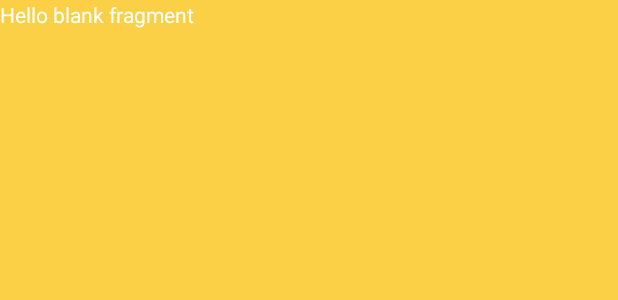
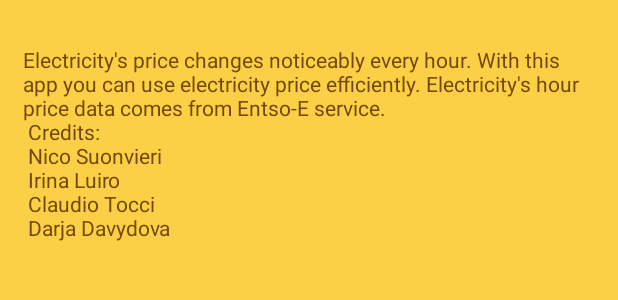
Before and after one commit to DarjaDav0/Easy-Energy, an Android app: the layout fragment_info.xml on its own in the app's theme, with its tools: preview values and no code run, on a phone screen of 412 x 824 dp. Shown: the top 300 px of the screen. Run offline under Robolectric (Android 15) with nearby library versions, the phone set to English and light mode, and no system bars; network calls fail.

Commit message:
Tein teemat
Tein vaalean ja tumman teeman loppuun, sekä napit. Minun emulaattorissa ei näy nappien gradientit. Kommentoikaa rehellisesti Teamsiin, mitä pidätte teemoista. Muutan asap, jos täytyy.

```diff
--- /dev/null
+++ b/app/src/main/res/drawable/button_background.xml
@@ -0,0 +1,6 @@
+<?xml version="1.0" encoding="utf-8"?>
+<shape xmlns:android="http://schemas.android.com/apk/res/android" android:shape="rectangle">
+    <gradient android:startColor="@color/dark_amber" android:endColor="@color/dark_grey" />
+    <corners android:radius="10dp"/>
+    <stroke android:width="2dp" android:color="@color/black"/>
+</shape>
--- /dev/null
+++ b/app/src/main/res/drawable/darktheme_button_background.xml
@@ -0,0 +1,6 @@
+<?xml version="1.0" encoding="utf-8"?>
+<shape xmlns:android="http://schemas.android.com/apk/res/android" android:shape="rectangle">
+    <gradient android:startColor="@color/dark_brown" android:endColor="@color/light_amber" />
+    <corners android:radius="10dp"/>
+    <stroke android:width="4dp" android:color="@color/orange"/>
+</shape>
--- a/app/src/main/res/layout/fragment_info.xml
+++ b/app/src/main/res/layout/fragment_info.xml
@@ -1,14 +1,19 @@
 <?xml version="1.0" encoding="utf-8"?>
-<FrameLayout xmlns:android="http://schemas.android.com/apk/res/android"
+<LinearLayout xmlns:android="http://schemas.android.com/apk/res/android"
     xmlns:tools="http://schemas.android.com/tools"
     android:layout_width="match_parent"
     android:layout_height="match_parent"
+    android:orientation="vertical"
     tools:context=".fragments.InfoFragment">
 
-    <!-- TODO: Update blank fragment layout -->
+
     <TextView
         android:layout_width="match_parent"
         android:layout_height="match_parent"
-        android:text="@string/hello_blank_fragment" />
+        android:layout_marginLeft="15dp"
+        android:layout_marginTop="30dp"
+        android:layout_marginRight="15dp"
+        android:layout_marginBottom="20dp"
+        android:text="@string/info" />
 
-</FrameLayout>
+</LinearLayout>
--- a/app/src/main/res/values-night/themes.xml
+++ b/app/src/main/res/values-night/themes.xml
@@ -4,19 +4,19 @@
         <!-- Primary brand color. -->
 
         <item name="colorOnPrimary">@color/grey</item>
-        <item name="colorPrimary">@color/grey</item>
-        <item name="colorPrimaryVariant">@color/grey</item>
+        <item name="colorPrimary">@color/dark_grey</item>
+        <item name="colorPrimaryVariant">@color/light_brown</item>
 
         <!-- Secondary brand color. -->
         <item name="colorSecondary">@color/amber</item>
-        <item name="colorSecondaryVariant">@color/amber</item>
-        <item name="colorOnSecondary">@color/amber</item>
+        <item name="colorSecondaryVariant">@color/light_amber</item>
+        <item name="colorOnSecondary">@color/dark_amber</item>
         <!-- Status bar color. -->
 
         <!-- Customize your theme here. -->
         <item name="android:statusBarColor">@color/dark_grey</item>
         <item name="android:navigationBarColor">@color/dark_grey</item>
-        <item name="android:textColor">@color/amber</item>
+        <item name="android:textColor">@color/light_amber</item>
         <item name="android:background">@color/grey</item>
         <item name="android:windowLightStatusBar">false</item>
 
@@ -25,6 +25,7 @@
     <style name="ButtonEE">
         <item name="android:textStyle">bold</item>
         <item name="android:textColor">@color/amber</item>
+        <item name="android:background">@drawable/darktheme_button_background</item>
     </style>
     <style name="Theme.EasyEnergy.NoActionBar">
         <item name="windowActionBar">false</item>
--- a/app/src/main/res/values/colors.xml
+++ b/app/src/main/res/values/colors.xml
@@ -10,4 +10,8 @@
     <color name="no_color">#0000ffff</color>
     <color name="colorPrimary">#eeeeee</color>
     <color name="colorPrimaryDark">#eeeeee</color>
+    <color name="brown">#734705</color>
+    <color name="light_brown">#88642E</color>
+    <color name="dark_brown">#503001</color>
+    <color name="orange">#FF9800</color>
 </resources>
--- a/app/src/main/res/values/strings.xml
+++ b/app/src/main/res/values/strings.xml
@@ -1,6 +1,5 @@
 <resources>
     <string name="app_name">Easy Energy</string>
-    <!-- TODO: Remove or change this placeholder text -->
     <string name="hello_blank_fragment">Hello blank fragment</string>
     <string name="today_btn">Today</string>
     <string name="month_btn">Month</string>
@@ -9,4 +8,12 @@
     <string name="info_menu">Info</string>
     <string name="settings_menu">Settings</string>
     <string name="current_price_text">Current price</string>
+    <string name="info">
+        Electricity\'s price changes noticeably every hour. With this app you can use electricity price efficiently.
+        Electricity\'s hour price data comes from Entso-E service. \n
+    Credits: \n
+    Nico Suonvieri \n
+    Irina Luiro  \n
+    Claudio Tocci \n
+    Darja Davydova</string>
 </resources>
--- a/app/src/main/res/values/themes.xml
+++ b/app/src/main/res/values/themes.xml
@@ -2,17 +2,17 @@
     <!-- Base application theme. -->
     <style name="Theme.EasyEnergy" parent="Theme.MaterialComponents.DayNight.DarkActionBar">
         <!-- Primary brand color. -->
-        <item name="colorPrimary">@color/colorPrimary</item>
-        <item name="colorPrimaryDark">@color/colorPrimaryDark</item>
+        <item name="colorPrimary">@color/light_amber</item>
+        <item name="colorPrimaryDark">@color/dark_amber</item>
         <item name="colorOnPrimary">@color/amber</item>
         <!-- Secondary brand color. -->
         <item name="colorSecondary">@color/white</item>
         <item name="colorSecondaryVariant">@color/white</item>
         <item name="colorOnSecondary">@color/black</item>
         <!-- Status bar color. -->
-        <item name="android:statusBarColor">@color/amber</item>
-        <item name="android:navigationBarColor">@color/amber</item>
-        <item name="android:textColor">@color/white</item>
+        <item name="android:statusBarColor">@color/dark_amber</item>
+        <item name="android:navigationBarColor">@color/dark_amber</item>
+        <item name="android:textColor">@color/brown</item>
         <item name="android:background">@color/light_amber</item>
         <!-- Customize your theme here. -->
         <item name="android:windowLightStatusBar">false</item>
@@ -20,10 +20,10 @@
 
     <style name="ButtonEE">
         <item name="android:textStyle">bold</item>
-        <item name="android:textColor">@color/white</item>
+        <item name="android:textColor">@color/brown</item>
+        <item name="android:background">@drawable/button_background</item>
+        <item name="android:textSize">18dp</item>
     </style>
-
-
 
     <style name="Theme.EasyEnergy.NoActionBar">
         <item name="windowActionBar">false</item>
```
Also changed, not shown: 2 other files.
